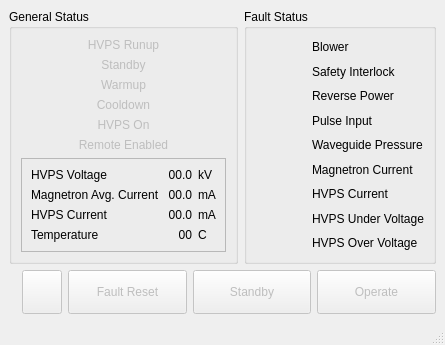
NCAR/Ka-band_instrument, file src/ka_xmit/KaXmitCtlMainWindow.ui: the form before one commit.
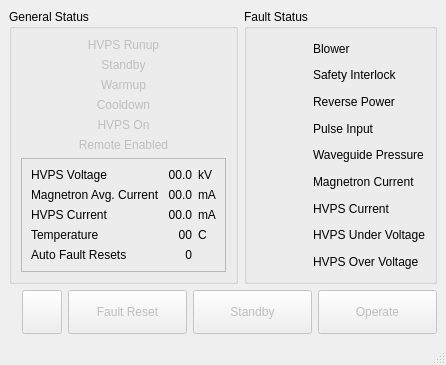
The form after the commit. Icons and pictures are not drawn.

Commit message: Automatically send a "faultReset" command on pulse input faults, unless we get 10 in a period of 100 seconds or less. Keep and report a count of automatic fault resets.

Patch:
```diff
--- a/src/ka_xmit/KaXmitCtlMainWindow.ui
+++ b/src/ka_xmit/KaXmitCtlMainWindow.ui
@@ -6,8 +6,8 @@
    <rect>
     <x>0</x>
     <y>0</y>
-    <width>445</width>
-    <height>345</height>
+    <width>446</width>
+    <height>365</height>
    </rect>
   </property>
   <property name="windowTitle">
@@ -224,6 +224,23 @@
               </property>
              </widget>
             </item>
+            <item row="4" column="0">
+             <widget class="QLabel" name="autoResetTitle">
+              <property name="text">
+               <string>Auto Fault Resets</string>
+              </property>
+             </widget>
+            </item>
+            <item row="4" column="1">
+             <widget class="QLabel" name="autoResetValue">
+              <property name="text">
+               <string>0</string>
+              </property>
+              <property name="alignment">
+               <set>Qt::AlignRight|Qt::AlignTrailing|Qt::AlignVCenter</set>
+              </property>
+             </widget>
+            </item>
            </layout>
           </widget>
          </item>
```
The commit also changes 2 other files.
